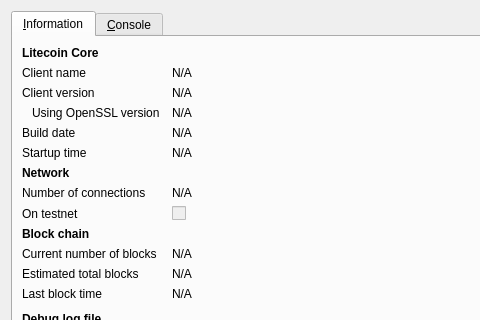
Qt form src/qt/forms/rpcconsole.ui (Kudos-Rewards/kudos-alpha) before a commit; both pictures show x 0 to 480 and y 0 to 320 of the 740 by 450 pixel window.
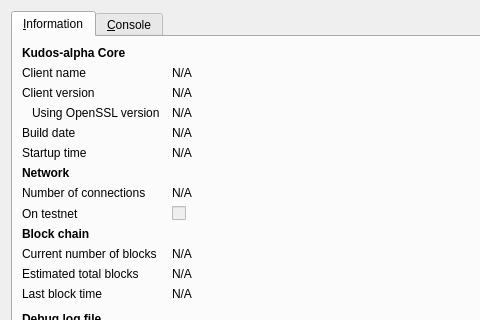
The same form after that commit. Icons and pictures are not drawn.

```diff
--- a/src/qt/forms/rpcconsole.ui
+++ b/src/qt/forms/rpcconsole.ui
@@ -36,7 +36,7 @@
           </font>
          </property>
          <property name="text">
-          <string>Litecoin Core</string>
+          <string>Kudos-alpha Core</string>
          </property>
         </widget>
        </item>
```
Left out of the diff: 6 changed lines with no effect on the pictures.
